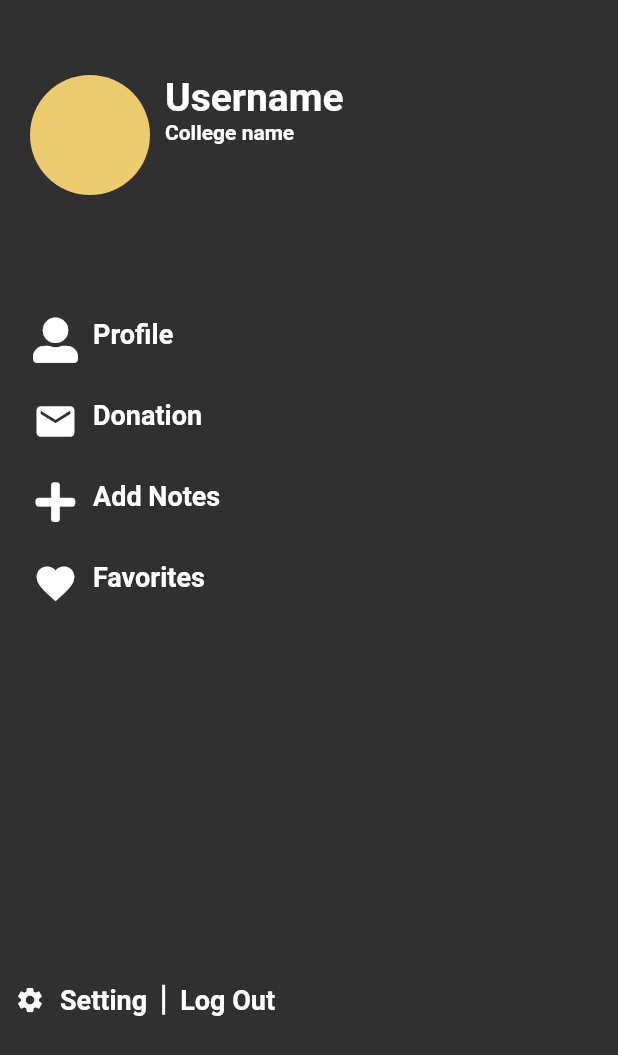
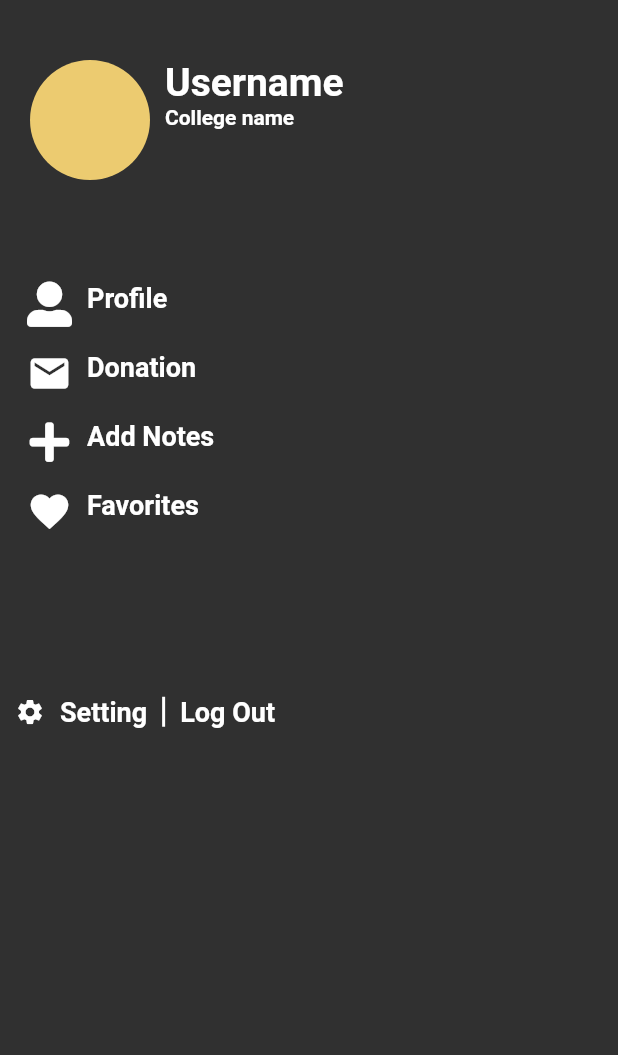
Before and after one commit to yasharth291/notenexus, a Flutter app: the DrawerScreen widget shown alone on an empty page, opened directly, on a phone screen of 412 x 824 dp. Shown: the top 1055 px of the screen. Run offline on Flutter 3.47's test engine with Material 2 defaults, Android fonts, the light colour scheme and no system bars; our stand-ins replace flutter_icons, font_awesome_flutter, google_fonts, google_sign_in, shared_preferences; accounts and stored records are empty.

Commit message:
Update drawerScreen.dart

```diff
--- a/lib/screen/drawerScreen.dart
+++ b/lib/screen/drawerScreen.dart
@@ -10,7 +10,7 @@ class _DrawerScreenState extends State<DrawerScreen> {
   @override
   Widget build(BuildContext context) {
     return Container(
-      padding: EdgeInsets.only(top: 50, bottom: 20, left: 10),
+      padding: EdgeInsets.only(top: 40, bottom: 0, left: 10),
       color: Color(0xFF303030),
       child: Column(
         children : [
@@ -52,12 +52,12 @@ class _DrawerScreenState extends State<DrawerScreen> {
           ],
       ),
           SizedBox(
-            height: 70,
+            height: 60,
           ),
           Column(
             crossAxisAlignment: CrossAxisAlignment.start,
             children: drawerItems.map((element) => Padding(
-              padding: const EdgeInsets.all(12.0),
+              padding: const EdgeInsets.all(8.0),
               child : Row(
                 crossAxisAlignment: CrossAxisAlignment.start,
               children: [
@@ -82,7 +82,7 @@ class _DrawerScreenState extends State<DrawerScreen> {
             ).toList(),
           ),
           SizedBox(
-            height: 240,
+            height: 100,
           ),
           Row(
             children: [
```
